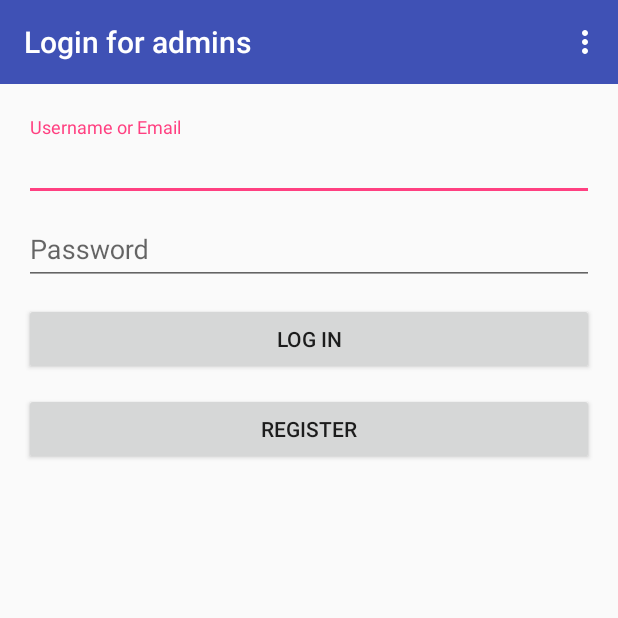
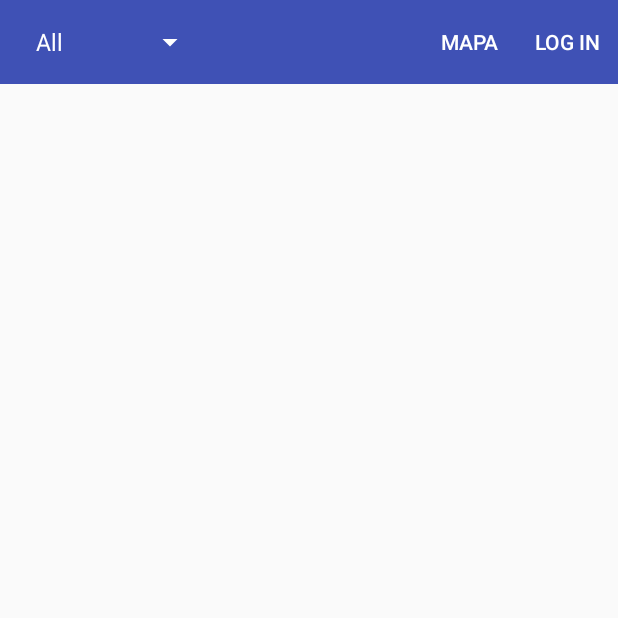
Before and after one commit to albertferrando/LaSalleCatalunya, an Android app: the screen it shows after launch (LogInActivity before the commit, MapActivity after it), on a phone screen of 412 x 824 dp, the top half of it. Run offline under Robolectric (Android 15) with nearby library versions, the phone set to English and light mode, and no system bars; our stand-ins replace Volley.

Commit message:
[CORE] Toolbar del mapa fet

```diff
--- a/app/build.gradle
+++ b/app/build.gradle
@@ -27,5 +27,6 @@ dependencies {
     androidTestImplementation 'com.android.support.test.espresso:espresso-core:3.0.2'
     compile 'com.android.volley:volley:1.0.0'
     compile 'com.google.code.gson:gson:2.3.1'
+    compile 'com.android.support:support-annotations:27.1.1'
     implementation 'com.android.support:design:26.1.0'
 }
--- a/app/src/main/AndroidManifest.xml
+++ b/app/src/main/AndroidManifest.xml
@@ -14,13 +14,15 @@
         android:theme="@style/AppTheme">
         <activity android:name=".activities.CentresActivity" />
         <activity android:name=".activities.LogInActivity">
+        </activity>
+        <activity android:name=".activities.MapActivity">
             <intent-filter>
                 <action android:name="android.intent.action.MAIN" />
 
                 <category android:name="android.intent.category.LAUNCHER" />
             </intent-filter>
         </activity>
-        <activity android:name=".activities.RegisterActivity" />
+        <activity android:name=".activities.RegisterActivity"/>
         <activity android:name=".activities.CentresAdminActivity" />
         <activity android:name=".activities.AddSchoolActivity"></activity>
     </application>
--- a/app/src/main/java/cat/albertaleixbernat/lasallecatalunya/activities/MapActivity.java
+++ b/app/src/main/java/cat/albertaleixbernat/lasallecatalunya/activities/MapActivity.java
@@ -1,7 +1,53 @@
 package cat.albertaleixbernat.lasallecatalunya.activities;
 
+import android.content.Intent;
+import android.os.Bundle;
+import android.support.annotation.Nullable;
+import android.support.v4.view.MenuItemCompat;
 import android.support.v7.app.AppCompatActivity;
+import android.support.v7.widget.Toolbar;
+import android.view.Menu;
+import android.view.MenuItem;
+import android.widget.ArrayAdapter;
+import android.widget.Spinner;
+
+import java.util.Collections;
+
+import cat.albertaleixbernat.lasallecatalunya.R;
+import cat.albertaleixbernat.lasallecatalunya.model.School;
 
 public class MapActivity extends AppCompatActivity {
 
+    @Override
+    protected void onCreate(@Nullable Bundle savedInstanceState) {
+        super.onCreate(savedInstanceState);
+
+        setContentView(R.layout.activity_map);
+        setSupportActionBar((Toolbar) findViewById(R.id.map_toolbar));
+        getSupportActionBar().setDisplayShowTitleEnabled(false);
+    }
+
+    @Override
+    public boolean onCreateOptionsMenu(Menu menu) {
+        getMenuInflater().inflate(R.menu.toolbar_map, menu);
+        return true;
+    }
+
+    @Override
+    public boolean onOptionsItemSelected(MenuItem item) {
+//        switch (item.getItemId()) {
+//            case R.id.list_button:
+//
+//                break;
+//
+//            case R.id.map_spinner:
+//                break;
+//
+//            case R.id.login_button:
+//                Intent intent = new Intent(this, LogInActivity.class);
+//                startActivity(intent);
+//                break;
+//        }
+        return false;
+    }
 }
--- /dev/null
+++ b/app/src/main/res/layout/activity_map.xml
@@ -0,0 +1,24 @@
+<?xml version="1.0" encoding="utf-8"?>
+<LinearLayout xmlns:android="http://schemas.android.com/apk/res/android"
+    android:layout_width="match_parent"
+    android:layout_height="match_parent"
+    xmlns:tools="http://schemas.android.com/tools"
+    tools:context="cat.albertaleixbernat.lasallecatalunya.activities.MapActivity">
+
+        <android.support.v7.widget.Toolbar
+            android:id="@+id/map_toolbar"
+            android:layout_width="match_parent"
+            android:layout_height="wrap_content"
+            android:background="?attr/colorPrimary"
+            android:minHeight="?attr/actionBarSize"
+            android:theme="?attr/actionBarTheme">
+
+            <Spinner
+                android:layout_width="wrap_content"
+                android:layout_height="wrap_content"
+                android:entries="@array/spinner_items" />
+
+        </android.support.v7.widget.Toolbar>
+
+
+</LinearLayout>
--- /dev/null
+++ b/app/src/main/res/menu/toolbar_map.xml
@@ -0,0 +1,13 @@
+<?xml version="1.0" encoding="utf-8"?>
+<menu xmlns:app="http://schemas.android.com/apk/res-auto"
+    xmlns:android="http://schemas.android.com/apk/res/android">
+
+    <item
+        android:id="@+id/list_button"
+        android:title="@string/map"
+        app:showAsAction="always" />
+    <item
+        android:id="@+id/login_button"
+        android:title="@string/login"
+        app:showAsAction="always" />
+</menu>
--- a/app/src/main/res/values/strings.xml
+++ b/app/src/main/res/values/strings.xml
@@ -24,4 +24,11 @@
     <string name="sort_name">Sort by name</string>
     <string name="logout">Log out</string>
     <string name="add_title">Crear un nuevo centro</string>
+    <string name="spinner_title">Muestra</string>
+    <string name="map">Mapa</string>
+    <string-array name="spinner_items">
+        <item>All</item>
+        <item>Schools</item>
+        <item>Other</item>
+    </string-array>
 </resources>
```
Also changed, not shown: 1 other file.
